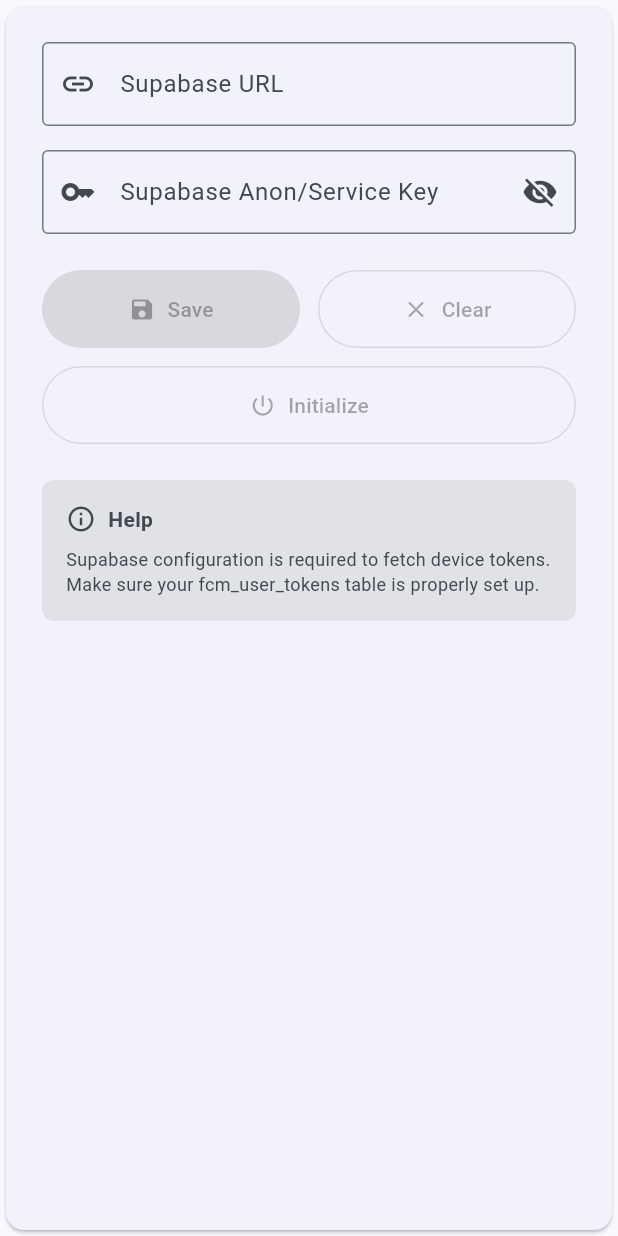
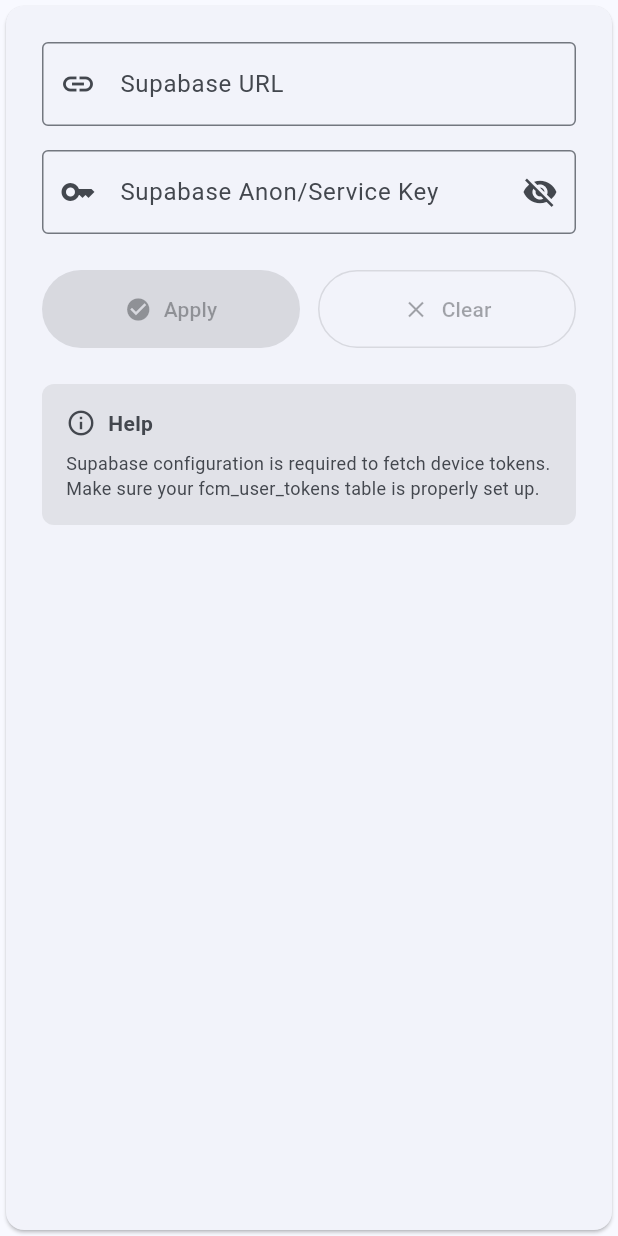
Before and after one commit to az-coder-123/fcm-console-app, a Flutter app: the SupabaseConfigCard widget shown alone on an empty page, opened directly with empty values, on a phone screen of 412 x 824 dp. Run offline on Flutter 3.47's test engine with Material 3 defaults, Android fonts, the phone set to English and light mode, and no system bars; our stand-ins replace flutter_riverpod, googleapis_auth, logger, sqflite_common_ffi, supabase_flutter; missing offline and left inert: file_selector; accounts and stored records are empty.

Commit message:
feat: Rename saveConfig to applyConfig and update related logic for clarity

```diff
--- a/lib/components/supabase_config/form_card.dart
+++ b/lib/components/supabase_config/form_card.dart
@@ -1,4 +1,3 @@
-import 'package:fcmapp/components/supabase_config/action_buttons.dart';
 import 'package:fcmapp/components/supabase_config/help_panel.dart';
 import 'package:fcmapp/components/supabase_config/status_badge.dart';
 import 'package:flutter/material.dart';
@@ -10,11 +9,9 @@
   final bool obscureKey;
   final bool isLoading;
   final bool isInitialized;
-  final bool isSaveEnabled;
-  final bool isInitializeEnabled;
+  final bool isApplyEnabled;
   final VoidCallback onToggleObscure;
-  final VoidCallback onSave;
-  final VoidCallback onInitialize;
+  final VoidCallback onApply;
   final VoidCallback onClear;
 
   const SupabaseConfigCard({
@@ -25,11 +22,9 @@
     required this.obscureKey,
     required this.isLoading,
     required this.isInitialized,
-    required this.isSaveEnabled,
-    required this.isInitializeEnabled,
+    required this.isApplyEnabled,
     required this.onToggleObscure,
-    required this.onSave,
-    required this.onInitialize,
+    required this.onApply,
     required this.onClear,
   });
 
@@ -104,15 +99,48 @@
                     ),
                     const SizedBox(height: 24),
 
-                    // Buttons and actions
-                    ActionButtons(
-                      isLoading: isLoading,
-                      isInitialized: isInitialized,
-                      isSaveEnabled: isSaveEnabled,
-                      isInitializeEnabled: isInitializeEnabled,
-                      onSave: onSave,
-                      onInitialize: onInitialize,
-                      onClear: onClear,
+                    // Apply and Clear buttons
+                    Row(
+                      children: [
+                        Expanded(
+                          child: ElevatedButton.icon(
+                            onPressed: (isApplyEnabled && !isLoading)
+                                ? onApply
+                                : null,
+                            icon: isLoading
+                                ? const SizedBox(
+                                    width: 16,
+                                    height: 16,
+                                    child: CircularProgressIndicator(
+                                      strokeWidth: 2,
+                                    ),
+                                  )
+                                : const Icon(Icons.check_circle),
+                            label: Text(isLoading ? 'Applying...' : 'Apply'),
+                            style: ElevatedButton.styleFrom(
+                              padding:
+                                  const EdgeInsets.symmetric(vertical: 16),
+                            ),
+                          ),
+                        ),
+                        const SizedBox(width: 12),
+                        Expanded(
+                          child: OutlinedButton.icon(
+                            onPressed: isLoading || !isInitialized
+                                ? null
+                                : onClear,
+                            icon: const Icon(Icons.clear),
+                            label: const Text('Clear'),
+                            style: OutlinedButton.styleFrom(
+                              padding:
+                                  const EdgeInsets.symmetric(vertical: 16),
+                              foregroundColor: isInitialized
+                                  ? Colors.red
+                                  : Colors.red.withAlpha(128),
+                            ),
+                          ),
+                        ),
+                      ],
                     ),
                     const SizedBox(height: 24),
 
```
Also changed, not shown: lib/components/supabase_config.dart (+15 -61 lines).
